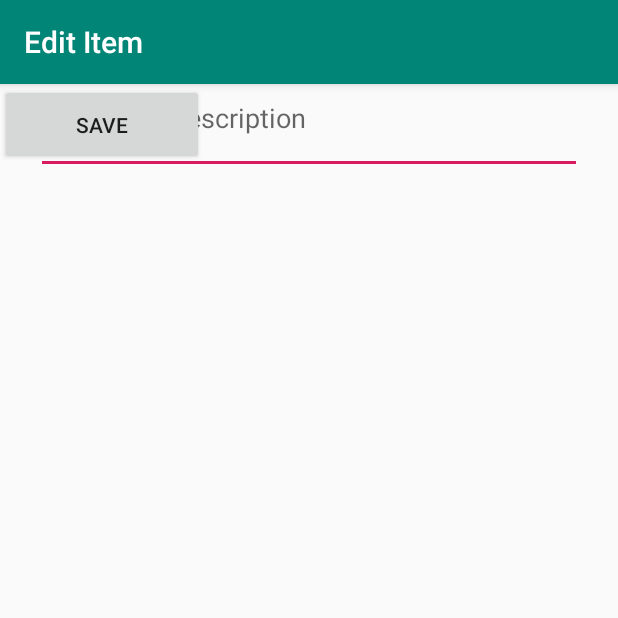
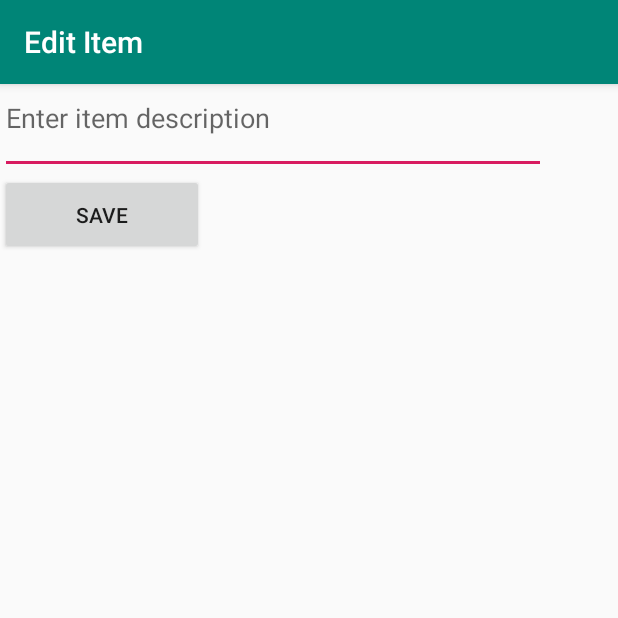
Before and after one commit to beauvoir025/SimpleTodo, an Android app: the EdititemActivity screen opened directly, with no data from a screen before it, on a phone screen of 412 x 824 dp, the top half of it. Run offline under Robolectric (Android 15) with nearby library versions, the phone set to English and light mode, and no system bars.

```diff
--- a/app/src/main/res/layout/activity_edititem.xml
+++ b/app/src/main/res/layout/activity_edititem.xml
@@ -1,26 +1,21 @@
 <?xml version="1.0" encoding="utf-8"?>
-<androidx.constraintlayout.widget.ConstraintLayout xmlns:android="http://schemas.android.com/apk/res/android"
-    xmlns:app="http://schemas.android.com/apk/res-auto"
-    xmlns:tools="http://schemas.android.com/tools"
+<LinearLayout xmlns:tools="http://schemas.android.com/tools"
+    xmlns:android="http://schemas.android.com/apk/res/android"
     android:layout_width="match_parent"
     android:layout_height="match_parent"
-    tools:context=".EdititemActivity">
+    android:orientation="vertical"
+    tools:context=".EdititemActivity"
+    >
 
     <EditText
         android:id="@+id/etIdemText"
         android:layout_width="364dp"
         android:layout_height="60dp"
-        android:layout_marginStart="8dp"
-        android:layout_marginLeft="8dp"
-        android:layout_marginEnd="8dp"
-        android:layout_marginRight="8dp"
         android:ems="10"
         android:gravity="start|top"
         android:hint="Enter item description"
         android:inputType="textMultiLine"
-        app:layout_constraintEnd_toEndOf="parent"
-        app:layout_constraintStart_toStartOf="parent"
-        tools:layout_editor_absoluteY="61dp" />
+         />
 
     <Button
         android:id="@+id/btnSave"
@@ -29,5 +24,6 @@
         android:onClick="onSaveItem"
         android:text="SAVE"
         tools:layout_editor_absoluteX="24dp"
-        tools:layout_editor_absoluteY="136dp" />
-</androidx.constraintlayout.widget.ConstraintLayout>
+        tools:layout_editor_absoluteY="136dp"
+        tools:ignore="MissingConstraints" />
+</LinearLayout>
--- a/build.gradle
+++ b/build.gradle
@@ -7,7 +7,7 @@ buildscript {
 
     }
     dependencies {
-        classpath 'com.android.tools.build:gradle:3.4.1'
+        classpath 'com.android.tools.build:gradle:3.4.2'
 
         // NOTE: Do not place your application dependencies here; they belong
         // in the individual module build.gradle files
```
Also changed, not shown: app/src/main/res/layout/activity_main.xml (+28 -19 lines).
